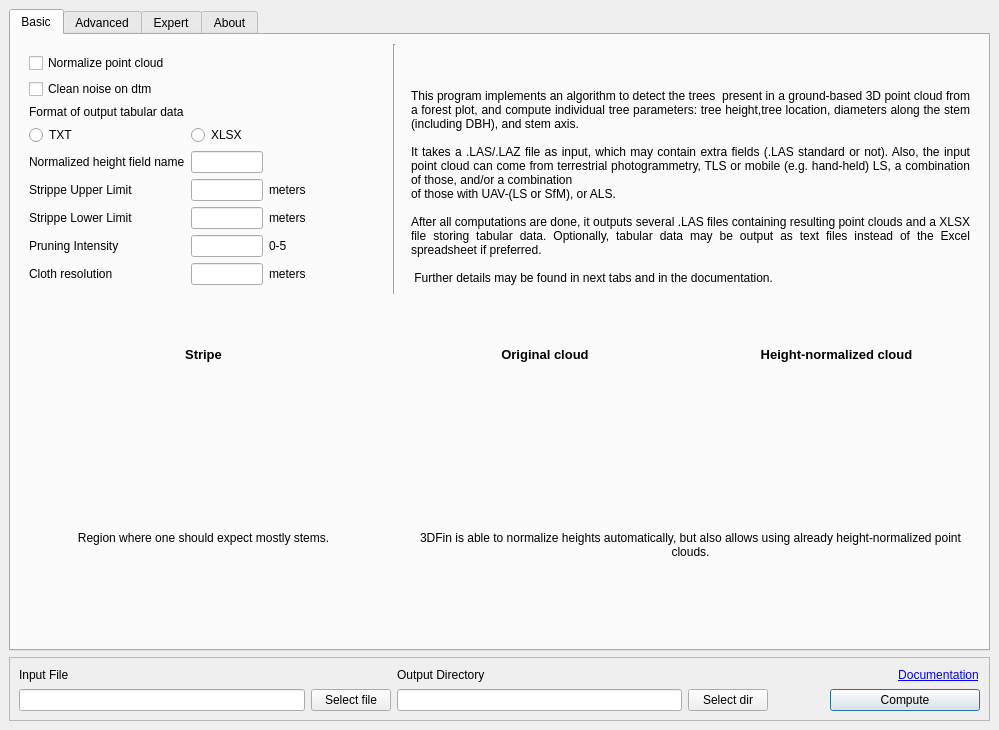
The window that qt-files/src/main_window.ui (3DFin/3DFin) describes before a commit, drawn with Qt 5.
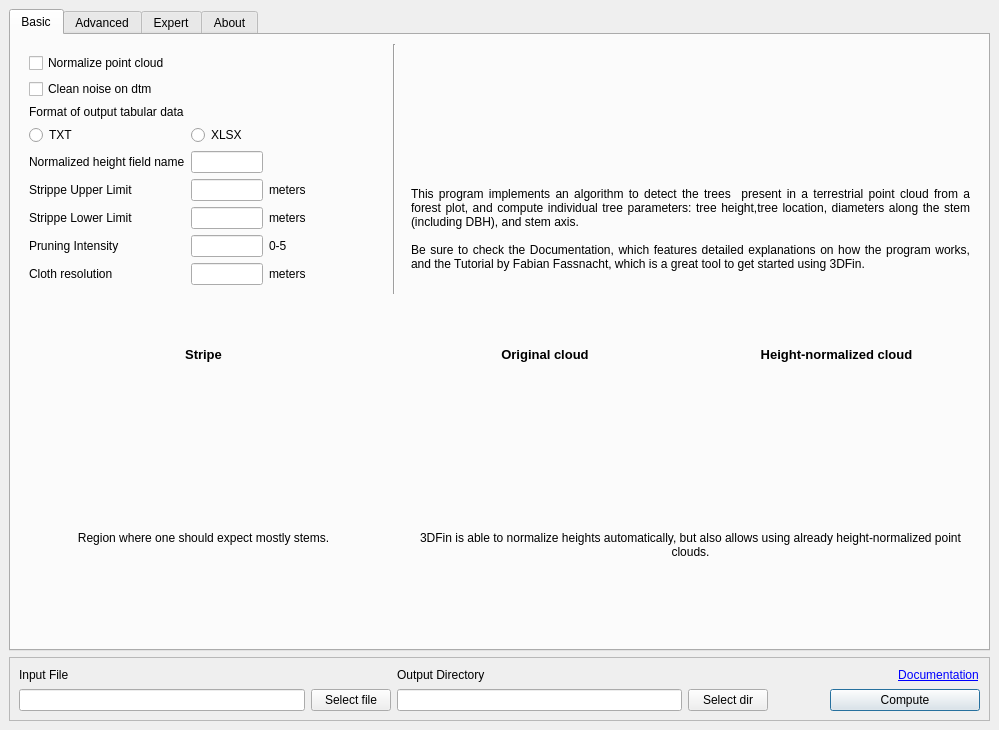
The same window after the commit. The open tabs and pages were chosen to show the change. Icons and pictures are not drawn.

Commit message: update basic tab text

The edit to the form file:
```diff
--- a/qt-files/src/main_window.ui
+++ b/qt-files/src/main_window.ui
@@ -165,14 +165,9 @@
               </sizepolicy>
              </property>
              <property name="text">
-              <string>This program implements an algorithm to detect the trees  present in a ground-based 3D point cloud from a forest plot, and compute individual tree parameters: tree height,tree location, diameters along the stem (including DBH), and stem axis. 
+              <string>This program implements an algorithm to detect the trees  present in a terrestrial point cloud from a forest plot, and compute individual tree parameters: tree height,tree location, diameters along the stem (including DBH), and stem axis. 
 
-It takes a .LAS/.LAZ file as input, which may contain extra fields (.LAS standard or not). Also, the input point cloud can come from terrestrial photogrammetry, TLS or mobile (e.g. hand-held) LS, a combination of those, and/or a combination
-of those with UAV-(LS or SfM), or ALS. 
-
-After all computations are done, it outputs several .LAS files containing resulting point clouds and a XLSX file storing tabular data. Optionally, tabular data may be output as text files instead of the Excel spreadsheet if preferred.
-
- Further details may be found in next tabs and in the documentation.</string>
+Be sure to check the Documentation, which features detailed explanations on how the program works, and the Tutorial by Fabian Fassnacht, which is a great tool to get started using 3DFin.</string>
              </property>
              <property name="alignment">
               <set>Qt::AlignJustify|Qt::AlignVCenter</set>
```
